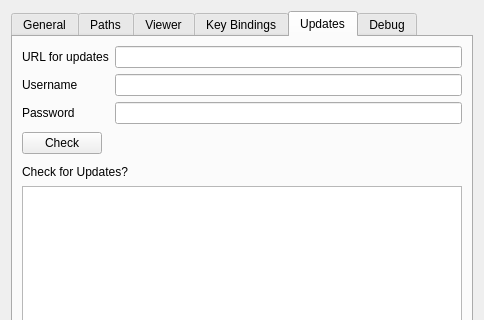
ShenRen/OpenFlipper, file OpenFlipper/widgets/optionsWidget/optionsWidget.ui: the form before one commit; both pictures show x 0 to 484 and y 0 to 320 of the 484 by 763 pixel window.
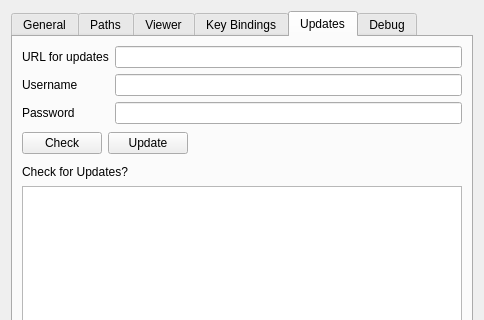
The form after the commit. The open tabs and pages were chosen to show the change.

Commit message: Updater works up to download.. Todos: move file to correct position download next file after success

What changed in the file:
```diff
--- a/OpenFlipper/widgets/optionsWidget/optionsWidget.ui
+++ b/OpenFlipper/widgets/optionsWidget/optionsWidget.ui
@@ -424,7 +424,7 @@
         <x>0</x>
         <y>0</y>
         <width>462</width>
-        <height>685</height>
+        <height>677</height>
        </rect>
       </property>
       <attribute name="title" >
@@ -474,6 +474,8 @@
         </layout>
        </item>
        <item>
+        <layout class="QHBoxLayout" name="horizontalLayout_8" >
+         <item>
         <layout class="QHBoxLayout" name="horizontalLayout_4" >
          <item>
           <widget class="QPushButton" name="checkUpdateButton" >
@@ -481,6 +483,15 @@
             <string>Check</string>
            </property>
           </widget>
+           </item>
+           <item>
+            <widget class="QPushButton" name="updateButton" >
+             <property name="text" >
+              <string>Update</string>
+             </property>
+            </widget>
+           </item>
+          </layout>
          </item>
          <item>
           <spacer name="horizontalSpacer_2" >
```
Left out of the diff: 6 changed lines with no effect on the pictures. Lines whose indentation alone changed are shown as unchanged. The commit also changes 2 other files.
